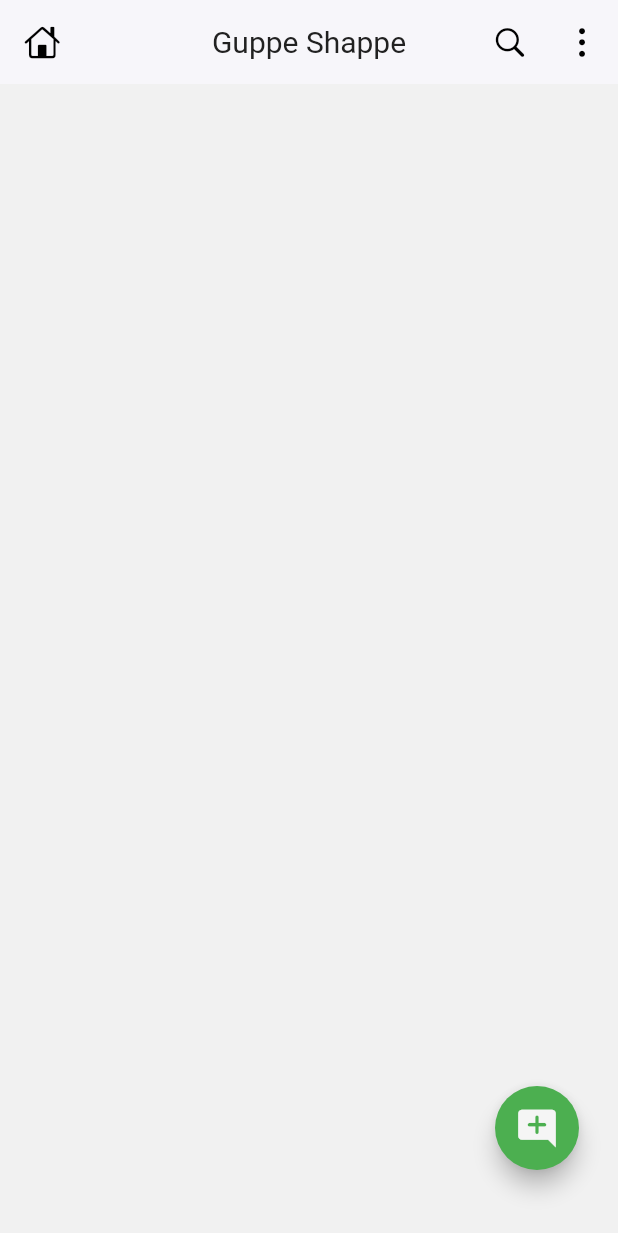
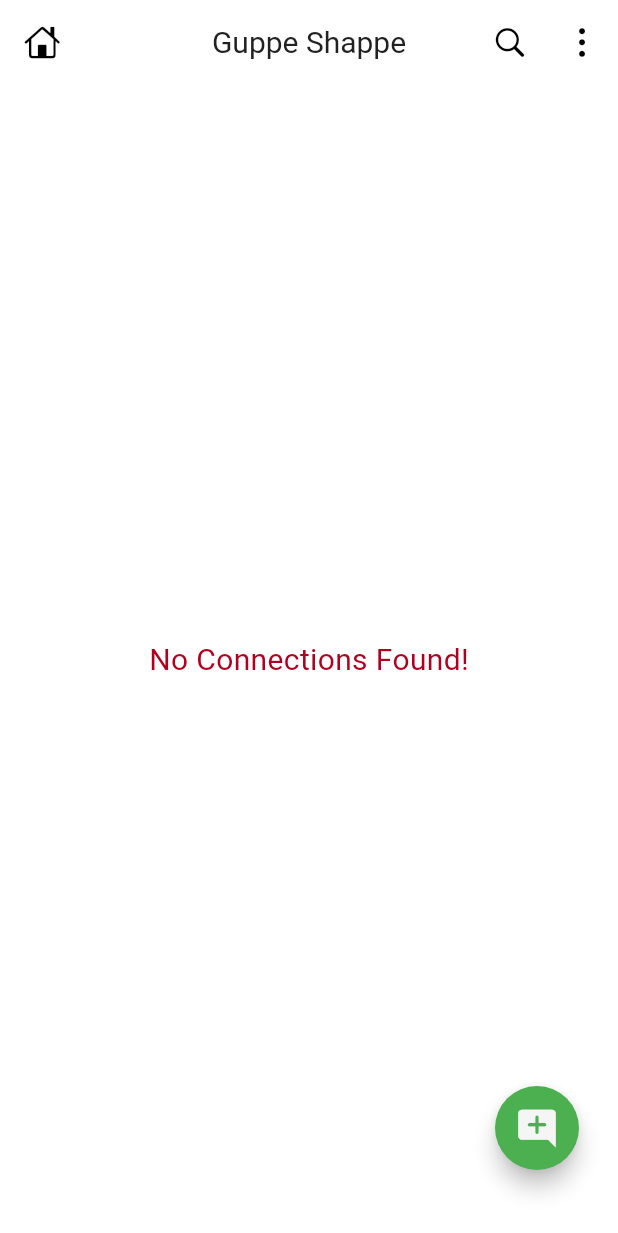
Before and after one commit to ediotic/Guppe-Shappe, a Flutter app: the HomeScreen screen opened directly, on a phone screen of 412 x 824 dp. Shown: the top 1233 px of the screen. Run offline on Flutter 3.47's test engine with Material 3 defaults, Android fonts, the phone set to English and light mode, and no system bars; our stand-ins replace cloud_firestore, firebase_auth, firebase_core, google_sign_in; accounts and stored records are empty.

Commit message:
first commit

```diff
--- /dev/null
+++ b/lib/models/chat_user_model.dart
@@ -0,0 +1,49 @@
+class ChatUser {
+  ChatUser({
+    required this.image,
+    required this.about,
+    required this.name,
+    required this.createdAt,
+    required this.id,
+    required this.lastActive,
+    required this.isOnline,
+    required this.email,
+    required this.pushToken,
+  });
+
+  late final String image;
+  late final String about;
+  late final String name;
+  late final String createdAt;
+  late final String id;
+  late final String lastActive;
+  late final bool isOnline;
+  late final String email;
+  late final String pushToken;
+
+  ChatUser.fromJson(Map<String, dynamic> json) {
+    image = json['image'] ?? "";
+    about = json['about'] ?? "";
+    name = json['name'] ?? "";
+    createdAt = json['created_at'] ?? "";
+    id = json['id'] ?? "";
+    lastActive = json['last_active'] ?? "";
+    isOnline = json['is_online'] ?? false;
+    email = json['email'] ?? "";
+    pushToken = json['push_token'] ?? "";
+  }
+
+  Map<String, dynamic> toJson() {
+    final data = <String, dynamic>{};
+    data['image'] = image;
+    data['about'] = about;
+    data['name'] = name;
+    data['created_at'] = createdAt;
+    data['id'] = id;
+    data['last_active'] = lastActive;
+    data['is_online'] = isOnline;
+    data['email'] = email;
+    data['push_token'] = pushToken;
+    return data;
+  }
+}
--- /dev/null
+++ b/lib/screens/home/home_screen.dart
@@ -0,0 +1,101 @@
+// ignore_for_file: prefer_const_constructors
+import 'package:firebase_auth/firebase_auth.dart';
+import 'package:flutter/cupertino.dart';
+import 'package:flutter/material.dart';
+import 'package:google_sign_in/google_sign_in.dart';
+import '../../api/api.dart';
+import '../../models/chat_user_model.dart';
+import '../../utils/app_colors.dart';
+import '../../utils/app_strings.dart';
+import '../../widgets/chat_user_card.dart';
+import '../proflie/profile_screen.dart';
+
+class HomeScreen extends StatefulWidget {
+  const HomeScreen({super.key});
+
+  @override
+  State<HomeScreen> createState() => _HomeScreenState();
+}
+
+class _HomeScreenState extends State<HomeScreen> {
+  List<ChatUser> list = [];
+
+  @override
+  Widget build(BuildContext context) {
+    return Scaffold(
+      backgroundColor: AppColors.appWhiteColor,
+
+      /// app bar
+      appBar: AppBar(
+        elevation: 0,
+        iconTheme: IconThemeData(color: AppColors.appBlackColor),
+        title: Text(
+          AppStrings.myAppName,
+          style: TextStyle(color: AppColors.textPrimaryColor),
+        ),
+        leading: Icon(CupertinoIcons.home),
+        actions: [
+          IconButton(onPressed: () {}, icon: Icon(CupertinoIcons.search)),
+          IconButton(
+              onPressed: () {
+                Navigator.push(context, MaterialPageRoute(builder: (_) => ProfileScreen(user: list[0],)));
+              }, icon: Icon(CupertinoIcons.ellipsis_vertical)),
+        ],
+      ),
+
+      /// floating action button
+      floatingActionButton: Padding(
+        padding: EdgeInsets.only(bottom: 28, right: 10),
+        child: FloatingActionButton(
+          shape: CircleBorder(),
+          backgroundColor: AppColors.green,
+          onPressed: () async {
+            //// signout
+
+            await FirebaseAuth.instance.signOut();
+            await GoogleSignIn().signOut();
+          },
+          child: Icon(Icons.add_comment_rounded,
+              size: 30, color: AppColors.greyLight),
+        ),
+      ),
+
+      body: StreamBuilder(
+        stream: APIs.firestore.collection('users').snapshots(),
+        builder: (context, snapshot) {
+          switch (snapshot.connectionState) {
+            /// if data is loading
+            case ConnectionState.waiting:
+            case ConnectionState.none:
+              return const Center(child: CircularProgressIndicator());
+
+            /// if some or all data is loaded then show it
+            case ConnectionState.active:
+            case ConnectionState.done:
+              final data = snapshot.data?.docs;
+              list =
+                  data?.map((e) => ChatUser.fromJson(e.data())).toList() ?? [];
+
+              if (list.isNotEmpty) {
+                return ListView.builder(
+                    physics: BouncingScrollPhysics(),
+                    itemCount: list.length,
+                    itemBuilder: (context, index) {
+                      return ChatUserCard(
+                        user: list[index],
+                      );
+                      // return Text("Name: ${list[index]}");
+                    });
+              } else {
+                return Center(
+                    child: Text(
+                  "No Connections Found!",
+                  style: TextStyle(fontSize: 20, color: AppColors.errorColor),
+                ));
+              }
+          }
+        },
+      ),
+    );
+  }
+}
--- a/lib/screens/home_screen.dart
+++ /dev/null
@@ -1,45 +0,0 @@
-// ignore_for_file: prefer_const_constructors
-
-import 'package:flutter/cupertino.dart';
-import 'package:flutter/material.dart';
-import '../utils/app_colors.dart';
-import '../utils/app_strings.dart';
-
-class HomeScreen extends StatefulWidget {
-  const HomeScreen({super.key});
-
-  @override
-  State<HomeScreen> createState() => _HomeScreenState();
-}
-
-class _HomeScreenState extends State<HomeScreen> {
-  @override
-  Widget build(BuildContext context) {
-    return Scaffold(
-      backgroundColor: AppColors.backgroundColor,
-
-      /// app bar
-      appBar: AppBar(
-        iconTheme: IconThemeData(color: AppColors.appBlackColor),
-        title: Text(AppStrings.myAppName ,  style: TextStyle( color: AppColors.textPrimaryColor),),
-        leading: Icon(CupertinoIcons.home),
-        actions: [
-           IconButton(onPressed: (){}, icon: Icon(CupertinoIcons.search)),
-           IconButton(onPressed: (){}, icon: Icon(CupertinoIcons.ellipsis_vertical)),
-         ],
-      ),
-
-      /// floating action button
-      floatingActionButton: Padding(
-        padding: EdgeInsets.only(bottom: 28, right: 10),
-        child: FloatingActionButton(
-          shape: CircleBorder(),
-          backgroundColor: AppColors.green,
-          onPressed: () {},
-          child: Icon(Icons.add_comment_rounded,
-              size: 30, color: AppColors.greyLight),
-        ),
-      ),
-    );
-  }
-}
--- a/lib/utils/app_colors.dart
+++ b/lib/utils/app_colors.dart
@@ -8,6 +8,12 @@ abstract class AppColors {
   static const Color greyLight = Color(0xFFF5F5F5);
   static const Color greyMedium = Color(0xFF9E9E9E);
   static const Color greyDark = Color(0xFF616161);
+
+  // Shades of green
+  static const Color greenLight = Color(0xFF90EE90);
+  static const Color greenPale = Color(0xFF98FB98);
+  static const Color greenLightSea = Color(0xFF20B2AA);
+  static const Color greenSpring = Color(0xFF00FA9A);
 
   // Primary colors
   static const Color primaryColor = Color(0xFF6200EE);
@@ -48,4 +54,7 @@ abstract class AppColors {
   static const Color green = Color(0xFF4CAF50);
   static const Color red = Color(0xFFF44336);
   static const Color yellow = Color(0xFFFFEB3B);
+  static const Color transparent = Colors.transparent;
+  static const Color skyBlue = Color(0xFF87CEEB);
+
 }
--- a/lib/utils/app_strings.dart
+++ b/lib/utils/app_strings.dart
@@ -5,5 +5,11 @@ abstract class AppStrings {
    static const signInWith = "Sign In With";
    static const google = " Google";
    static const madeIn = "MADE IN BHARAT WITH ♥️";
+   static const netError= "Something went wrong please check your connection!";
+   static const profileScreen= "Profile Screen";
+   static const name = "Name";
+   static const about = "About";
+   static const logOut = "Logout";
+   static const update= "Update";
 
 }
```
Also changed, not shown: lib/api/api.dart (added, +40 -0 lines), lib/helper/dialogs.dart (added, +20 -0 lines), lib/screens/auth/login_screen.dart (+94 -18 lines), lib/screens/proflie/profile_screen.dart (added, +146 -0 lines), lib/screens/spalsh/splash_screen.dart (+17 -6 lines), lib/widgets/chat_user_card.dart (added, +65 -0 lines), pubspec.yaml (+26 -0 lines), pubspec.lock, 69 other files.
